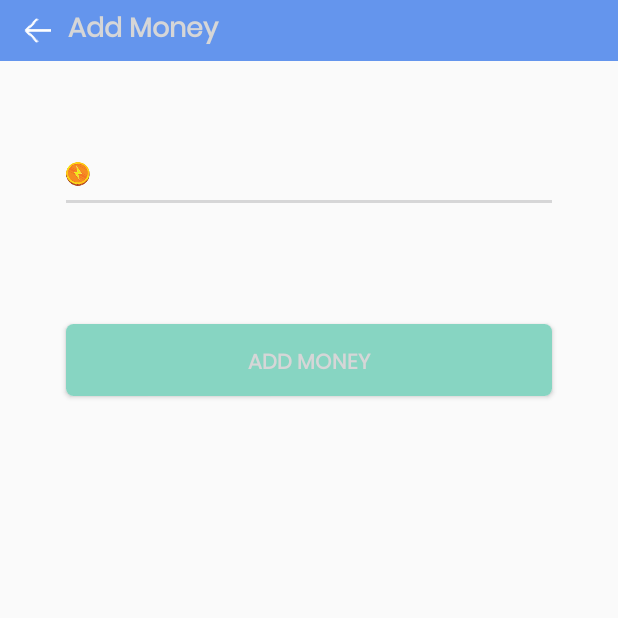
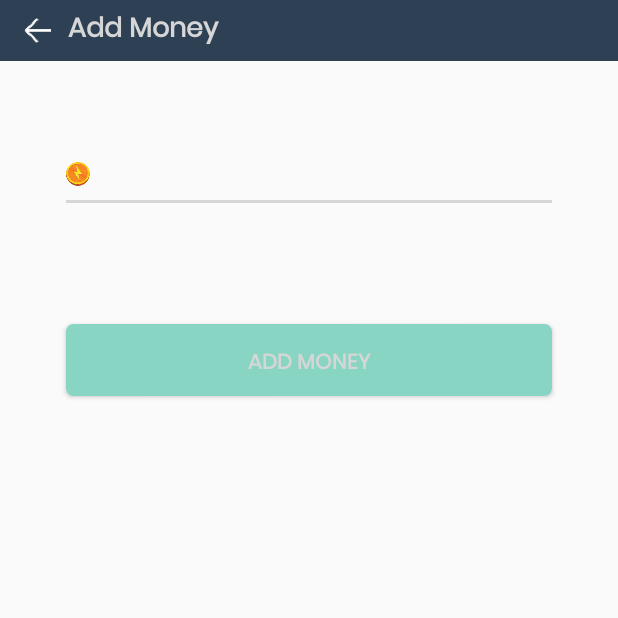
Before and after one commit to cehpoint-official/NetWin_Final, an Android app: the AddMoneyActivity screen opened directly, with no data from a screen before it, on a phone screen of 412 x 824 dp, the top half of it. Run offline under Robolectric (Android 15) with nearby library versions, the phone set to English and light mode, and no system bars; our stand-ins replace Volley; libraries missing offline, so code that uses them is left out: co.paystack.android, com.gocashfree.cashfreesdk, com.instamojo.android, com.paypal.android, com.paytm.pgsdk and 4 more; network calls fail.

Commit message:
Initial commit

```diff
--- a/app/src/main/AndroidManifest.xml
+++ b/app/src/main/AndroidManifest.xml
@@ -8,7 +8,7 @@
         android:required="false" />
 
     <uses-permission android:name="android.permission.REQUEST_INSTALL_PACKAGES" />
-    <uses-permission android:name="android.permission.INTERNET" />
+    <uses-permission android:name="android.permission.INTERNET"/>
     <uses-permission android:name="android.permission.ACCESS_NETWORK_STATE" />
     <uses-permission android:name="android.permission.ACCESS_WIFI_STATE" />
     <uses-permission android:name="android.permission.WRITE_EXTERNAL_STORAGE" />
--- a/app/src/main/res/layout/activity_add_money.xml
+++ b/app/src/main/res/layout/activity_add_money.xml
@@ -1,38 +1,37 @@
 <?xml version="1.0" encoding="utf-8"?>
-<LinearLayout xmlns:android="http://schemas.android.com/apk/res/android"
+<RelativeLayout xmlns:android="http://schemas.android.com/apk/res/android"
     xmlns:app="http://schemas.android.com/apk/res-auto"
     xmlns:tools="http://schemas.android.com/tools"
     android:layout_width="match_parent"
     android:layout_height="match_parent"
-    android:orientation="vertical"
     tools:context=".ui.activities.AddMoneyActivity">
 
+    <!-- Toolbar Layout -->
     <LinearLayout
+        android:id="@+id/toolbar_layout"
         android:layout_width="match_parent"
         android:layout_height="wrap_content"
-        android:layout_gravity="center_vertical"
+        android:orientation="horizontal"
         android:background="@color/newblue"
-        android:orientation="horizontal"
-        android:paddingLeft="10dp"
+        android:paddingStart="10dp"
         android:paddingTop="5dp"
-        android:paddingRight="10dp"
-        android:paddingBottom="5dp">
-
+        android:paddingEnd="10dp"
+        android:paddingBottom="5dp"
+        android:layout_marginTop="0dp">
 
         <ImageView
             android:id="@+id/backfromaddmoney"
             android:layout_width="30dp"
             android:layout_height="30dp"
-            android:layout_gravity="center"
-            android:src="@mipmap/left_aero" />
-
+            android:src="@mipmap/left_aero"
+            android:layout_gravity="center"/>
 
         <TextView
+            android:id="@+id/addmoneytitleid"
             android:layout_width="wrap_content"
             android:layout_height="wrap_content"
-            android:id="@+id/addmoneytitleid"
             android:layout_gravity="center"
-            android:layout_marginLeft="5dp"
+            android:layout_marginStart="5dp"
             android:layout_weight="1"
             android:gravity="center_vertical"
             android:text="@string/add_money"
@@ -42,15 +41,21 @@
 
     </LinearLayout>
 
+    <!-- Scroll View -->
     <ScrollView
+        android:id="@+id/scroll_view"
         android:layout_width="match_parent"
-        android:layout_height="wrap_content">
+        android:layout_height="match_parent"
+        android:layout_below="@id/toolbar_layout"
+        android:layout_above="@id/add_note">
 
         <LinearLayout
             android:layout_width="match_parent"
             android:layout_height="wrap_content"
-            android:orientation="vertical">
+            android:orientation="vertical"
+            android:layout_marginTop="0dp">
 
+            <!-- TextInputLayout for add money -->
             <com.google.android.material.textfield.TextInputLayout
                 android:id="@+id/parentaddmoney"
                 android:layout_width="match_parent"
@@ -68,10 +73,10 @@
                     android:drawableLeft="@drawable/resize_coin"
                     android:drawablePadding="5dp"
                     android:inputType="number"
-                   android:digits="1234567890"/>
+                    android:digits="1234567890"/>
             </com.google.android.material.textfield.TextInputLayout>
 
-
+            <!-- RadioGroup for add money options -->
             <RadioGroup
                 android:id="@+id/addmoney_option"
                 android:layout_width="match_parent"
@@ -81,6 +86,7 @@
                 android:layout_marginRight="40dp"
                 android:orientation="vertical"/>
 
+            <!-- Paystack Layout -->
             <LinearLayout
                 android:id="@+id/paystackll"
                 android:layout_width="match_parent"
@@ -152,10 +158,9 @@
                     </com.google.android.material.textfield.TextInputLayout>
 
                 </LinearLayout>
-
-
             </LinearLayout>
 
+            <!-- Add Note TextView -->
             <TextView
                 android:id="@+id/add_note"
                 android:layout_width="match_parent"
@@ -165,6 +170,7 @@
                 android:textAppearance="@style/TextAppearance.AppCompat.Small"
                 android:textColor="@color/newgreen" />
 
+            <!-- Add Money Button -->
             <androidx.cardview.widget.CardView
                 android:layout_width="match_parent"
                 android:layout_height="wrap_content"
@@ -179,7 +185,7 @@
                     android:layout_width="match_parent"
                     android:layout_height="wrap_content"
                     android:layout_gravity="center"
-                    android:background="@color/newgreen"
+                    android:background="@color/blue"
                     android:gravity="center"
                     android:paddingTop="5dp"
                     android:text="@string/ADD_MONEY"
@@ -187,7 +193,7 @@
                     android:textStyle="bold" />
             </androidx.cardview.widget.CardView>
 
-
+            <!-- Paystack Test Note TextView -->
             <TextView
                 android:id="@+id/paystacktestnote"
                 android:layout_width="match_parent"
@@ -200,10 +206,8 @@
                 android:textColor="@color/black"
                 android:visibility="gone" />
 
-
-
         </LinearLayout>
 
     </ScrollView>
 
-</LinearLayout>
+</RelativeLayout>
--- a/app/src/main/res/layout/activity_home.xml
+++ b/app/src/main/res/layout/activity_home.xml
@@ -31,7 +31,7 @@
         android:layout_width="match_parent"
         android:layout_height="50dp"
         android:layout_gravity="center"
-        android:background="@color/newblue"
+        android:background="#76D7C4"
         app:layout_anchor="@+id/appbar"
 
         app:layout_anchorGravity="center"
--- a/app/src/main/res/layout/data_placeholder_layout.xml
+++ b/app/src/main/res/layout/data_placeholder_layout.xml
@@ -10,6 +10,7 @@
         android:layout_height="270dp"
         app:cardCornerRadius="10dp"
         app:cardUseCompatPadding="true">
+
         <LinearLayout
             android:layout_width="match_parent"
             android:layout_height="270dp"
--- a/app/src/main/res/layout/error_dialog.xml
+++ b/app/src/main/res/layout/error_dialog.xml
@@ -71,7 +71,7 @@
                 android:layout_width="wrap_content"
                 android:layout_height="wrap_content"
                 app:cardCornerRadius="5dp"
-                app:cardBackgroundColor="@color/newgreen"
+                app:cardBackgroundColor="@color/blue"
                 android:layout_marginLeft="20dp"
                 android:layout_marginTop="10dp"
                 android:id="@+id/choose_reason_cv_ed">
--- a/app/src/main/res/layout/live_challenges_data.xml
+++ b/app/src/main/res/layout/live_challenges_data.xml
@@ -203,7 +203,7 @@
                     android:text="Winning 000 Coins"
                     android:textAppearance="@style/TextAppearance.AppCompat.Small"
                     android:textColor="@color/white"
-                    android:background="@color/newgreen"
+                    android:background="@color/blue"
                     android:textStyle="bold" />
 
                 <TextView
--- a/app/src/main/res/layout/lottery_result_layout.xml
+++ b/app/src/main/res/layout/lottery_result_layout.xml
@@ -6,7 +6,6 @@
     android:layout_marginLeft="5dp"
     android:layout_marginRight="5dp"
     android:layout_marginBottom="0dp"
-
     android:orientation="vertical">
 
 
@@ -20,7 +19,6 @@
             android:layout_width="match_parent"
             android:layout_height="wrap_content"
             app:cardCornerRadius="5dp"
-
             app:cardUseCompatPadding="true">
 
             <LinearLayout
--- a/app/src/main/res/layout/me_home.xml
+++ b/app/src/main/res/layout/me_home.xml
@@ -58,13 +58,14 @@
                 android:layout_marginTop="125dp"
                 android:layout_marginRight="30dp"
                 android:elevation="10dp"
+                app:cardBackgroundColor="#F08080"
                 app:cardCornerRadius="5dp">
 
                 <LinearLayout
                     android:id="@+id/staticsresult"
                     android:layout_width="match_parent"
                     android:layout_height="match_parent"
-                    android:background="@color/newgreen"
+                    android:background="#76D7C4"
                     android:orientation="horizontal"
                     android:paddingTop="10dp"
                     android:paddingBottom="10dp">
--- a/app/src/main/res/layout/play_home.xml
+++ b/app/src/main/res/layout/play_home.xml
@@ -57,7 +57,6 @@
             android:text="# #"
             android:textAppearance="@style/TextAppearance.AppCompat.Medium"
             android:textColor="@color/newblack"
-
             android:textStyle="bold"
             />
 
--- a/app/src/main/res/values/colors.xml
+++ b/app/src/main/res/values/colors.xml
@@ -1,21 +1,23 @@
 <?xml version="1.0" encoding="utf-8"?>
 <resources>
-    <color name="colorPrimary"> #6495ED </color>
+    <color name="colorPrimary"> #2E4053 </color>
 <!--    <color name="colorPrimaryDark">#00574B</color>-->
-    <color name="colorPrimaryDark"> #6495ED </color>
+    <color name="colorPrimaryDark"> #2E4053 </color>
 <!--    <color name="colorAccent">#D81B60</color>-->
-    <color name="colorAccent"> #6495ED </color>
+    <color name="colorAccent"> #2E4053 </color>
 
     <color name="newdarkgrey">#959595</color>
     <color name="newblack">#343a40</color>
     <color name="newred">#ef7a78</color>
     <color name="newgreen">#5eceb3</color>
     <color name="neworange">#FF7901</color>
-    <color name="newblue"> #6495ED </color>
+    <color name="newblue"> #2E4053 </color>
     <color name="viewbackground">#77DBDBDB</color>
     <color name="newlightgreen">#835ECEB3</color>
     <color name="newdisablegreen">#87D5C2</color>
     <color name="newdisableblack">#788694</color>
+    <color name="blue">#46A5F0</color>
+
 
     <!--    <color name="newblue">#363636</color>-->
 
--- a/settings.gradle
+++ b/settings.gradle
@@ -1,2 +1,2 @@
 include ':app', ':cashfreeSDK'
-rootProject.name='Battle Mania V5'
+rootProject.name='NetWin'
```
Also changed, not shown: app/build.gradle (+7 -0 lines), app/src/main/java/com/di/NetWin/ui/activities/AddMoneyActivity.java (+20 -76 lines), app/src/main/res/layout/allgamedata.xml (+2 -5 lines), build.gradle (+12 -0 lines), 331 other files.
